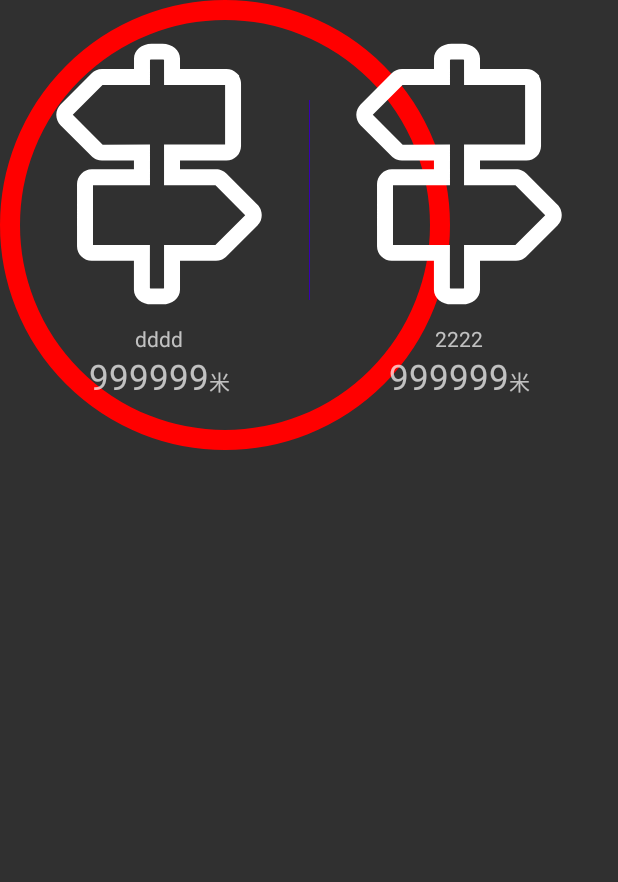
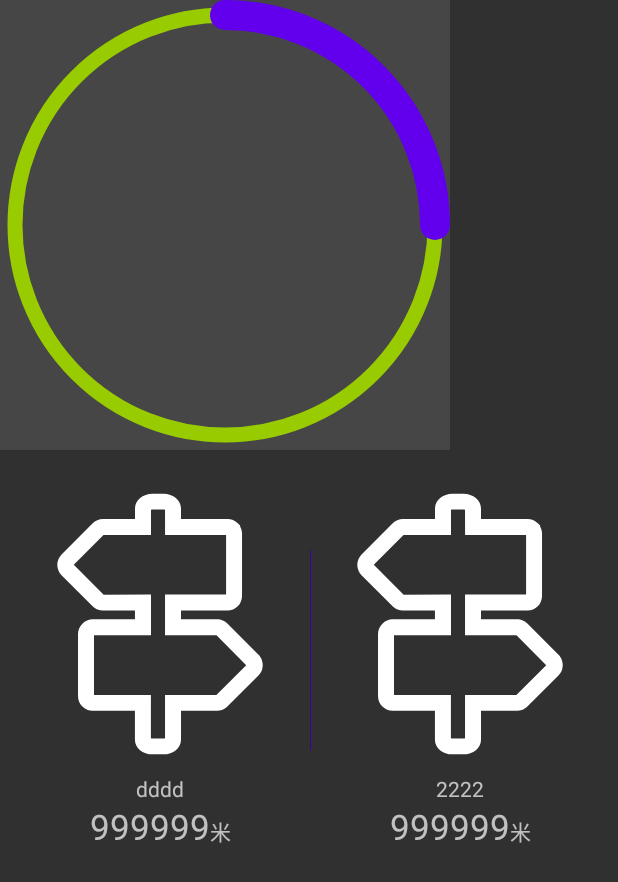
Before and after one commit to wPigsy/ruan_android, an Android app: the screen it shows after launch (MainActivity), on a phone screen of 412 x 824 dp. Shown: the top 882 px of the screen. Run offline under Robolectric (Android 15) with nearby library versions, the phone set to English and light mode, and no system bars.

Commit message:
进度条提交

```diff
--- a/mydialog/src/main/java/com/ruan/mydialog/MainActivity.java
+++ b/mydialog/src/main/java/com/ruan/mydialog/MainActivity.java
@@ -2,24 +2,15 @@ package com.ruan.mydialog;
 
 import android.app.Activity;
 import android.os.Bundle;
-import android.util.Log;
 import android.view.View;
 
 import androidx.annotation.WorkerThread;
 import androidx.recyclerview.widget.LinearLayoutManager;
 import androidx.recyclerview.widget.RecyclerView;
 
-import org.jetbrains.annotations.NotNull;
+import com.ruan.mydialog.uikit.UikitProgress;
 
-import java.io.IOException;
 import java.util.ArrayList;
-
-import okhttp3.Call;
-import okhttp3.Callback;
-import okhttp3.Interceptor;
-import okhttp3.OkHttpClient;
-import okhttp3.Request;
-import okhttp3.Response;
 
 public class MainActivity extends Activity {
     private static final String TAG = "MainActivity";
@@ -28,6 +19,14 @@ public class MainActivity extends Activity {
     protected void onCreate(Bundle savedInstanceState) {
         super.onCreate(savedInstanceState);
         setContentView(R.layout.activity_main);
+
+        UikitProgress progress = findViewById(R.id.uikitProgress);
+        progress.setOnClickListener(new View.OnClickListener() {
+            @Override
+            public void onClick(View v) {
+                progress.setProgress(80);
+            }
+        });
 
 
         RecyclerView viewById1 = findViewById(R.id.my_rv);
@@ -43,44 +42,6 @@ public class MainActivity extends Activity {
         viewById1.setAdapter(new DemoAdapter(objects));
 
 
-        View viewById = findViewById(R.id.mtv);
-        viewById.setOnClickListener(new View.OnClickListener() {
-            @Override
-            public void onClick(View v) {
-                Interceptor inter = new Interceptor() {
-                    @Override
-                    public Response intercept(Chain chain) throws IOException {
-                        Log.e(TAG, "intercept: dddd");
-
-
-                        String token = getToken();
-
-                        Log.e(TAG, "intercept: dddd222");
-                        return chain.proceed(chain.request());
-                    }
-                };
-                OkHttpClient client = new OkHttpClient.Builder()
-                        .addInterceptor(inter)
-                        .build();
-
-                Request getRequest = new Request.Builder()
-                        .url("https://www.wanandroid.com/article/list/0/json")
-                        .build();
-
-
-                client.newCall(getRequest).enqueue(new Callback() {
-                    @Override
-                    public void onFailure(@NotNull Call call, @NotNull IOException e) {
-                        e.printStackTrace();
-                    }
-
-                    @Override
-                    public void onResponse(@NotNull Call call, @NotNull Response response) throws IOException {
-                    }
-                });
-
-            }
-        });
     }
 
     @WorkerThread
--- /dev/null
+++ b/mydialog/src/main/java/com/ruan/mydialog/uikit/UikitProgress.java
@@ -0,0 +1,123 @@
+package com.ruan.mydialog.uikit;
+
+import android.content.Context;
+import android.content.res.TypedArray;
+import android.graphics.Canvas;
+import android.graphics.Paint;
+import android.graphics.RectF;
+import android.util.AttributeSet;
+import android.view.View;
+
+import androidx.annotation.Nullable;
+
+import com.ruan.mydialog.R;
+
+public class UikitProgress extends View {
+
+    private float mProgressWidth;
+    private float mProgressBgWidth;
+    private int mProgressBgColor;
+    private int mProgressStartColor;
+    private int mProgressEndColor;
+    private float mProgressRadius;
+    private Paint mBgPaint;
+    private Paint mProgressPaint;
+    private float mProgressValue;
+    private int mDrawWidth;
+
+
+    public UikitProgress(Context context) {
+        this(context, null);
+    }
+
+    public UikitProgress(Context context, @Nullable AttributeSet attrs) {
+        this(context, attrs, 0);
+    }
+
+    public UikitProgress(Context context, @Nullable AttributeSet attrs, int defStyleAttr) {
+        this(context, attrs, defStyleAttr, R.style.uikit_progress_default);
+    }
+
+    public UikitProgress(Context context, @Nullable AttributeSet attrs, int defStyleAttr, int defStyleRes) {
+        super(context, attrs, defStyleAttr, defStyleRes);
+        initView(context, attrs, defStyleAttr, defStyleRes);
+    }
+
+    private void initView(Context context, AttributeSet attrs, int defStyleAttr, int defStyleRes) {
+        TypedArray typedArray = context.obtainStyledAttributes(attrs, R.styleable.UikitProgress,
+                defStyleAttr, defStyleRes);
+        mProgressWidth = typedArray.getDimension(R.styleable.UikitProgress_uikit_progress_width,
+                context.getResources().getDimension(R.dimen.default_uikit_progress_width));
+        mProgressBgWidth = typedArray.getDimension(R.styleable.UikitProgress_uikit_progress_bg_width,
+                context.getResources().getDimension(R.dimen.default_uikit_progress_bg_width));
+        mProgressBgColor = typedArray.getColor(R.styleable.UikitProgress_uikit_progress_bg_color,
+                context.getColor(R.color.default_uikit_progress_bg_color));
+        mProgressStartColor = typedArray.getColor(R.styleable.UikitProgress_uikit_progress_start_color,
+                context.getColor(R.color.default_uikit_progress_start_color));
+        mProgressEndColor = typedArray.getColor(R.styleable.UikitProgress_uikit_progress_end_color,
+                context.getColor(R.color.default_uikit_progress_end_color));
+        mProgressRadius = typedArray.getDimension(R.styleable.UikitProgress_uikit_progress_radius,
+                context.getResources().getDimension(R.dimen.default_uikit_progress_width));
+        mProgressValue = typedArray.getFloat(R.styleable.UikitProgress_uikit_progress_value,
+                0F);
+        typedArray.recycle();
+
+        mBgPaint = new Paint();
+        mBgPaint.setAntiAlias(true);
+        // 设置画笔为圆角
+        mBgPaint.setStrokeCap(Paint.Cap.ROUND);
+        // 设置画笔为空心
+        mBgPaint.setStyle(Paint.Style.STROKE);
+        mBgPaint.setStrokeWidth(mProgressBgWidth);
+        mBgPaint.setColor(mProgressBgColor);
+
+        mProgressPaint = new Paint();
+        mProgressPaint.setAntiAlias(true);
+        // 设置画笔为圆角
+        mProgressPaint.setStrokeCap(Paint.Cap.ROUND);
+        // 设置画笔为空心
+        mProgressPaint.setStyle(Paint.Style.STROKE);
+        mProgressPaint.setStrokeWidth(mProgressWidth);
+        mProgressPaint.setColor(mProgressStartColor);
+
+    }
+
+    @Override
+    protected void onDraw(Canvas canvas) {
+        super.onDraw(canvas);
+        // 原形的宽
+        mDrawWidth = Math.min(getWidth(), getHeight());
+        // 若半径
+        float tempDiameter = mDrawWidth - Math.max(mProgressBgWidth, mProgressWidth);
+        mProgressRadius = Math.min(tempDiameter / 2, mProgressRadius);
+        drawBg(canvas);
+        drawProgress(canvas);
+    }
+
+    private void drawBg(Canvas canvas) {
+        canvas.save();
+        canvas.translate(mDrawWidth / 2, mDrawWidth / 2);
+        RectF rectF = new RectF(-mProgressRadius, -mProgressRadius, mProgressRadius, mProgressRadius);
+        //oval :指定圆弧的外轮廓矩形区域。
+        //startAngle: 圆弧起始角度，单位为度。
+        //sweepAngle: 圆弧扫过的角度，顺时针方向，单位为度,从右中间开始为零度。
+        //useCenter:为True时，在绘制圆弧时将圆心包括在内，通常用来绘制扇形。是否连接圆心
+        //paint: 绘制圆弧的画板属性。
+        canvas.drawArc(rectF, 0, 360, false, mBgPaint);
+        canvas.restore();
+    }
+
+    private void drawProgress(Canvas canvas) {
+        float sweepAngle = mProgressValue / 100 * 360;
+        canvas.save();
+        canvas.translate(mDrawWidth / 2, mDrawWidth / 2);
+        RectF rectF = new RectF(-mProgressRadius, -mProgressRadius, mProgressRadius, mProgressRadius);
+        canvas.drawArc(rectF, -90, sweepAngle, false, mProgressPaint);
+        canvas.restore();
+    }
+
+    public void setProgress(float progress) {
+        mProgressValue = progress;
+        invalidate();
+    }
+}
--- a/mydialog/src/main/res/layout/activity_main.xml
+++ b/mydialog/src/main/res/layout/activity_main.xml
@@ -7,22 +7,12 @@
     tools:context=".MainActivity">
 
 
-    <com.ruan.mydialog.CicleView
-        app:layout_constraintStart_toStartOf="parent"
-        app:layout_constraintTop_toTopOf="parent"
+    <com.ruan.mydialog.uikit.UikitProgress
+        android:background="#66666666"
+        android:id="@+id/uikitProgress"
         android:layout_width="300dp"
-        android:layout_height="300dp"/>
-
-    <com.ruan.mydialog.MyDemoItem
-        android:visibility="gone"
-        android:id="@+id/mtv"
-        style="@style/MyDemoStyle"
-        android:layout_width="wrap_content"
-        android:layout_height="wrap_content"
-        app:bottomText="99888"
-        app:bottomTextColor="@android:color/holo_blue_dark"
-        app:centerTextColor="@color/purple_500"
-        app:danwei="mi"
+        android:layout_height="300dp"
+        app:uikit_progress_value="25"
         app:layout_constraintStart_toStartOf="parent"
         app:layout_constraintTop_toTopOf="parent" />
 
@@ -31,7 +21,8 @@
         android:layout_width="wrap_content"
         android:layout_height="wrap_content"
         app:layout_constraintEnd_toEndOf="parent"
+        app:layout_constraintHorizontal_bias="0.541"
         app:layout_constraintStart_toStartOf="parent"
-        app:layout_constraintTop_toBottomOf="@+id/mtv" />
+        app:layout_constraintTop_toBottomOf="@+id/uikitProgress" />
 
 </androidx.constraintlayout.widget.ConstraintLayout>
--- a/mydialog/src/main/res/values/attrs.xml
+++ b/mydialog/src/main/res/values/attrs.xml
@@ -2,15 +2,25 @@
 <resources>
 
     <declare-styleable name="MyDemoItem">
-        <attr name="icon_tint" format="color"/>
-        <attr name="centerText" format="string"/>
-        <attr name="centerTextColor" format="color"/>
-        <attr name="bottomText" format="string"/>
-        <attr name="bottomTextColor" format="color"/>
+        <attr name="icon_tint" format="color" />
+        <attr name="centerText" format="string" />
+        <attr name="centerTextColor" format="color" />
+        <attr name="bottomText" format="string" />
+        <attr name="bottomTextColor" format="color" />
         <attr name="danwei" format="enum">
-            <enum name="mi" value="0"/>
-            <enum name="时" value="0"/>
+            <enum name="mi" value="0" />
+            <enum name="时" value="0" />
         </attr>
-        <attr name="danweiColor" format="color"/>
+        <attr name="danweiColor" format="color" />
+    </declare-styleable>
+
+    <declare-styleable name="UikitProgress">
+        <attr name="uikit_progress_width" format="dimension" />
+        <attr name="uikit_progress_bg_color" format="color" />
+        <attr name="uikit_progress_bg_width" format="dimension" />
+        <attr name="uikit_progress_start_color" format="color" />
+        <attr name="uikit_progress_end_color" format="color" />
+        <attr name="uikit_progress_radius" format="dimension" />
+        <attr name="uikit_progress_value" format="float" />
     </declare-styleable>
 </resources>
--- a/mydialog/src/main/res/values/colors.xml
+++ b/mydialog/src/main/res/values/colors.xml
@@ -7,4 +7,7 @@
     <color name="teal_700">#FF018786</color>
     <color name="black">#FF000000</color>
     <color name="white">#FFFFFFFF</color>
+    <color name="default_uikit_progress_bg_color">#8D6C6A</color>
+    <color name="default_uikit_progress_start_color">#62DA46</color>
+    <color name="default_uikit_progress_end_color">#2074B4</color>
 </resources>
--- /dev/null
+++ b/mydialog/src/main/res/values/dimens.xml
@@ -0,0 +1,5 @@
+<?xml version="1.0" encoding="utf-8"?>
+<resources>
+    <dimen name="default_uikit_progress_width">20dp</dimen>
+    <dimen name="default_uikit_progress_bg_width">10dp</dimen>
+</resources>
--- a/mydialog/src/main/res/values/themes.xml
+++ b/mydialog/src/main/res/values/themes.xml
@@ -4,5 +4,17 @@
         <!-- Primary brand color. -->
 
         <!-- Customize your theme here. -->
+
     </style>
+
+    <style name="uikit_progress_default">
+        <item name="uikit_progress_width">20dp</item>
+        <item name="uikit_progress_bg_color">@android:color/holo_green_light</item>
+        <item name="uikit_progress_bg_width">10dp</item>
+        <item name="uikit_progress_start_color">@color/purple_500</item>
+        <item name="uikit_progress_end_color">@android:color/holo_orange_light</item>
+        <item name="uikit_progress_radius">300dp</item>
+        <item name="uikit_progress_value">0</item>
+    </style>
+
 </resources>
```
